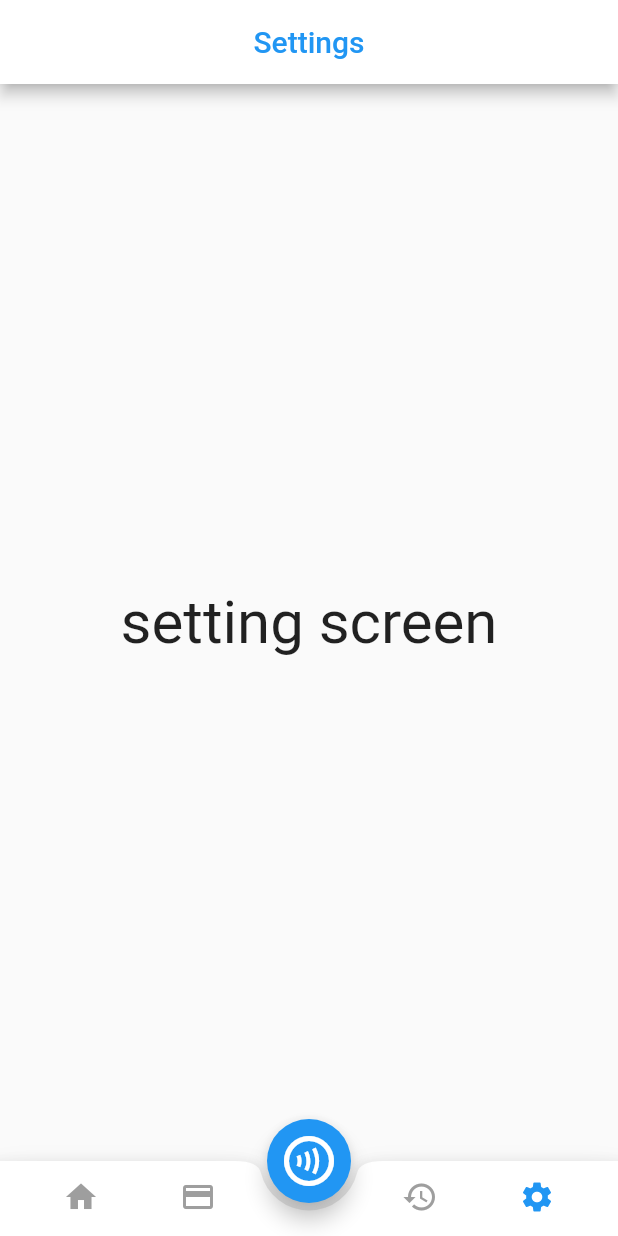
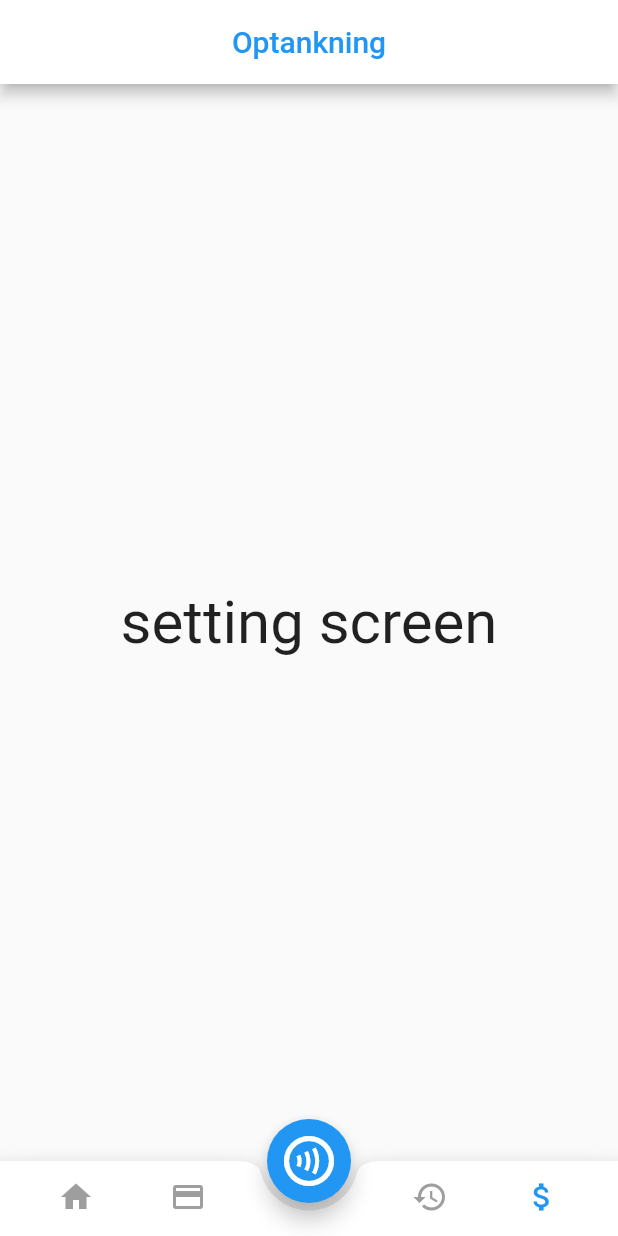
Before and after one commit to HytroN/Rejsekort, a Flutter app: the screen it shows after launch, item 4 of the bottom bar chosen, on a phone screen of 412 x 824 dp. Run offline on Flutter 3.47's test engine with Material 2 defaults, Android fonts, the light colour scheme and no system bars; our stand-ins replace grouped_list.

```diff
--- a/lib/screens/navigationbar_screen.dart
+++ b/lib/screens/navigationbar_screen.dart
@@ -1,6 +1,6 @@
 import 'package:flutter/material.dart';
 
-import '../../screens/transactions_screen.dart';
+import 'transactions/transactions_screen.dart';
 import 'chat.dart';
 import 'dashboard.dart';
 import 'setting.dart';
@@ -29,11 +29,11 @@ class _NavigationScreenState extends State<NavigationScreen> {
     },
     {
       'page': Setting(),
-      'title': 'Settings',
+      'title': 'Optankning',
     },
   ];
 
-  Widget buildBottomBarIcon(String text, IconData icon, int tabId) {
+  Widget buildBottomBarIcon(IconData icon, int tabId) {
     return Column(
       children: [
         IconButton(
@@ -83,11 +83,11 @@ class _NavigationScreenState extends State<NavigationScreen> {
           child: Row(
             mainAxisAlignment: MainAxisAlignment.spaceEvenly,
             children: <Widget>[
-              buildBottomBarIcon('Hjem', Icons.home, 0),
-              buildBottomBarIcon('Kort', Icons.credit_card, 1),
-              SizedBox(width: 40),
-              buildBottomBarIcon('Historik', Icons.history, 2),
-              buildBottomBarIcon('Indstillinger', Icons.settings, 3),
+              buildBottomBarIcon(Icons.home, 0),
+              buildBottomBarIcon(Icons.credit_card, 1),
+              SizedBox(width: 60),
+              buildBottomBarIcon(Icons.history, 2),
+              buildBottomBarIcon(Icons.attach_money_sharp, 3),
             ],
           ),
         ),
--- a/lib/widgets/transition/transactions_seperator.dart
+++ b/lib/widgets/transition/transactions_seperator.dart
@@ -11,7 +11,7 @@ class TransactionsSeperator extends StatelessWidget {
   Widget build(BuildContext context) {
     return Container(
       child: Padding(
-        padding: EdgeInsets.only(left: 16, top: 8, bottom: 8),
+        padding: EdgeInsets.only(left: 16, top: 16, bottom: 8),
         child: Text(
           DateFormat.MMMMEEEEd('da_DK').format(date).toUpperCase(),
           style: TextStyle(fontSize: 14),
```
Also changed, not shown: lib/widgets/transition/transactions_list.dart (+8 -11 lines).
